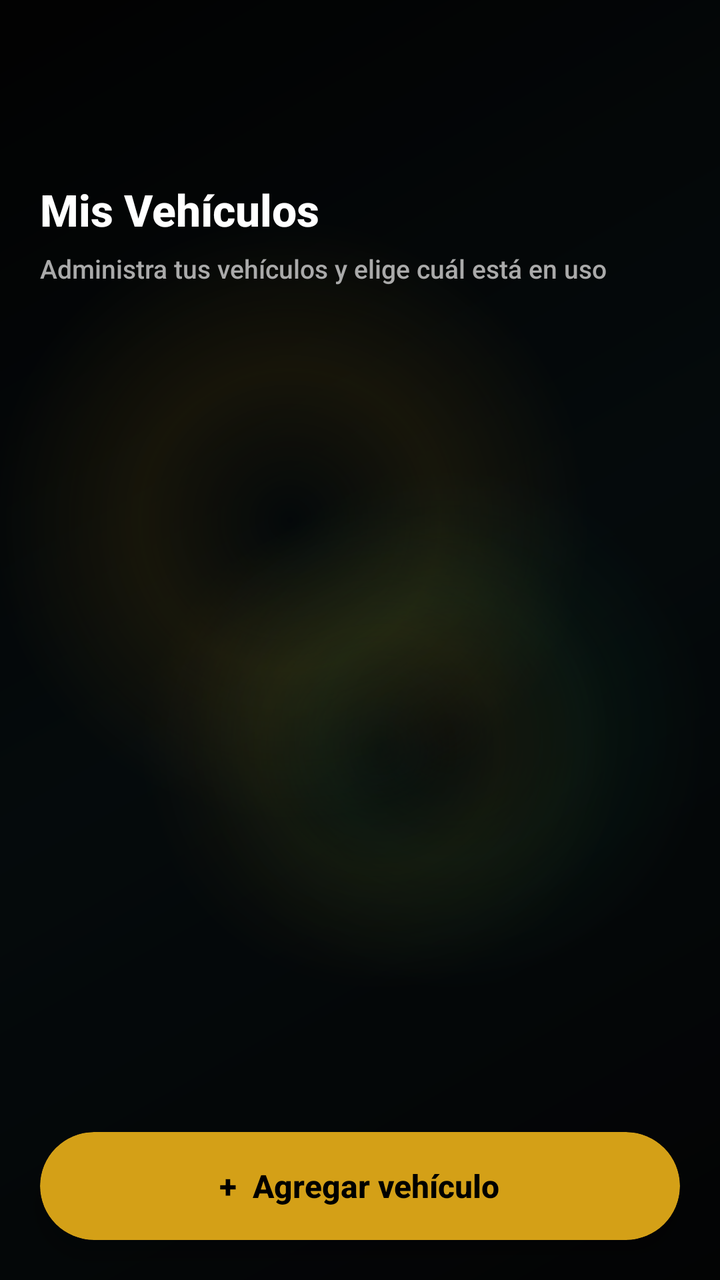
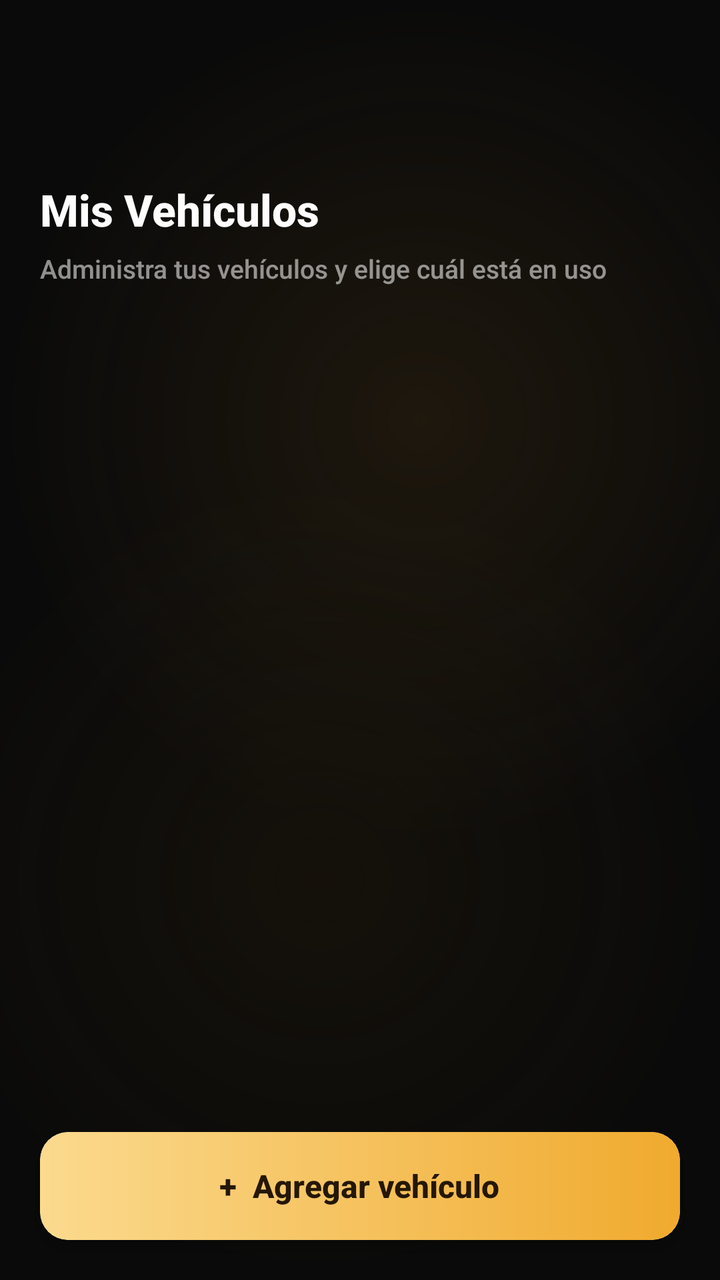

The first picture is an Android layout as it rendered before a commit; the second is the same layout after the commit. The layout source and the unified diff follow.
<!-- AndroidManifest.xml: application theme Theme.AppKaaxPark -->
<!-- res/layout/activity_mis_vehiculos.xml -->
<?xml version="1.0" encoding="utf-8"?>
<androidx.constraintlayout.widget.ConstraintLayout
    xmlns:android="http://schemas.android.com/apk/res/android"
    xmlns:app="http://schemas.android.com/apk/res-auto"
    android:layout_width="match_parent"
    android:layout_height="match_parent"
    android:background="@drawable/bg_screen_glass">

    <TextView
        android:id="@+id/txtTituloVehiculos"
        android:layout_width="wrap_content"
        android:layout_height="wrap_content"
        android:layout_marginStart="20dp"
        android:layout_marginTop="90dp"
        android:text="Mis Vehículos"
        android:textColor="#FFFFFF"
        android:textSize="22sp"
        android:textStyle="bold"
        app:layout_constraintStart_toStartOf="parent"
        app:layout_constraintTop_toTopOf="parent" />

    <TextView
        android:id="@+id/txtSubtituloVehiculos"
        android:layout_width="0dp"
        android:layout_height="wrap_content"
        android:layout_marginStart="20dp"
        android:layout_marginEnd="20dp"
        android:layout_marginTop="6dp"
        android:text="Administra tus vehículos y elige cuál está en uso"
        android:textColor="#AAAAAA"
        android:textSize="13sp"
        app:layout_constraintStart_toStartOf="parent"
        app:layout_constraintEnd_toEndOf="parent"
        app:layout_constraintTop_toBottomOf="@id/txtTituloVehiculos" />

    <ScrollView
        android:layout_width="0dp"
        android:layout_height="0dp"
        android:layout_marginTop="16dp"
        android:clipToPadding="false"
        android:paddingBottom="16dp"
        app:layout_constraintTop_toBottomOf="@id/txtSubtituloVehiculos"
        app:layout_constraintBottom_toTopOf="@id/btnAgregarVehiculo"
        app:layout_constraintStart_toStartOf="parent"
        app:layout_constraintEnd_toEndOf="parent">

        <LinearLayout
            android:id="@+id/contenedorVehiculos"
            android:layout_width="match_parent"
            android:layout_height="wrap_content"
            android:orientation="vertical"
            android:paddingStart="20dp"
            android:paddingEnd="20dp" />
    </ScrollView>

    <androidx.cardview.widget.CardView
        android:id="@+id/btnAgregarVehiculo"
        android:layout_width="0dp"
        android:layout_height="54dp"
        android:layout_marginStart="20dp"
        android:layout_marginEnd="20dp"
        android:layout_marginBottom="20dp"
        android:clickable="true"
        android:focusable="true"
        app:cardCornerRadius="27dp"
        app:cardBackgroundColor="@color/gold_primary"
        app:cardElevation="8dp"
        app:layout_constraintStart_toStartOf="parent"
        app:layout_constraintEnd_toEndOf="parent"
        app:layout_constraintBottom_toBottomOf="parent">

        <TextView
            android:layout_width="wrap_content"
            android:layout_height="wrap_content"
            android:layout_gravity="center"
            android:text="+  Agregar vehículo"
            android:textColor="#000000"
            android:textStyle="bold"
            android:textSize="16sp" />
    </androidx.cardview.widget.CardView>

</androidx.constraintlayout.widget.ConstraintLayout>
<!-- resources referenced by this layout -->
<resources>
  <color name="gold_primary">#D4A017</color>
  <!-- drawable bg_screen_glass (drawable) -->
  <?xml version="1.0" encoding="utf-8"?>
  <layer-list xmlns:android="http://schemas.android.com/apk/res/android">
  
      <item>
          <shape android:shape="rectangle">
              <gradient
                  android:angle="135"
                  android:startColor="#050607"
                  android:centerColor="#081114"
                  android:endColor="#030303" />
          </shape>
      </item>
  
      <item
          android:left="-70dp"
          android:top="-120dp">
          <shape android:shape="oval">
              <size
                  android:width="260dp"
                  android:height="260dp" />
              <gradient
                  android:type="radial"
                  android:gradientRadius="150dp"
                  android:centerColor="#26D4A017"
                  android:endColor="#00D4A017" />
          </shape>
      </item>
  
      <item
          android:right="-90dp"
          android:top="90dp">
          <shape android:shape="oval">
              <size
                  android:width="240dp"
                  android:height="240dp" />
              <gradient
                  android:type="radial"
                  android:gradientRadius="130dp"
                  android:centerColor="#182ECC71"
                  android:endColor="#002ECC71" />
          </shape>
      </item>
  
      <item
          android:left="20dp"
          android:bottom="-110dp">
          <shape android:shape="oval">
              <size
                  android:width="220dp"
                  android:height="220dp" />
              <gradient
                  android:type="radial"
                  android:gradientRadius="120dp"
                  android:centerColor="#1AD4A017"
                  android:endColor="#00D4A017" />
          </shape>
      </item>
  
      <item>
          <shape android:shape="rectangle">
              <solid android:color="@color/glass_scrim" />
          </shape>
      </item>
  
  </layer-list>
  <style name="Theme.AppKaaxPark" parent="Base.Theme.AppKaaxPark" />
  <color name="glass_scrim">#66000000</color>
  <color name="black">#FF000000</color>
  <color name="gold_secondary">#E5A93C</color>
  <color name="gold_light">#F0C24B</color>
  <color name="glass_surface">#33191D21</color>
  <color name="white">#FFFFFFFF</color>
  <color name="glass_surface_soft">#22191D21</color>
  <color name="glass_border">#40FFFFFF</color>
  <style name="Widget.AppKaaxPark.TextView" parent="@android:style/Widget.TextView">
          <item name="android:fontFamily">sans-serif-medium</item>
      </style>
  <style name="Widget.AppKaaxPark.EditText" parent="@android:style/Widget.EditText">
          <item name="android:fontFamily">sans-serif-medium</item>
      </style>
  <style name="Widget.AppKaaxPark.Button" parent="@android:style/Widget.Button">
          <item name="android:fontFamily">sans-serif-medium</item>
          <item name="android:letterSpacing">0.02</item>
      </style>
  <!-- unchanged entries left out for length: 1 -->
</resources>

<!-- the commit's change to res/layout/activity_mis_vehiculos.xml (unified diff, before → after) -->
@@ -13,7 +13,7 @@
         android:layout_marginStart="20dp"
         android:layout_marginTop="90dp"
         android:text="Mis Vehículos"
-        android:textColor="#FFFFFF"
+        android:textColor="#FDFDFD"
         android:textSize="22sp"
         android:textStyle="bold"
         app:layout_constraintStart_toStartOf="parent"
@@ -27,7 +27,7 @@
         android:layout_marginEnd="20dp"
         android:layout_marginTop="6dp"
         android:text="Administra tus vehículos y elige cuál está en uso"
-        android:textColor="#AAAAAA"
+        android:textColor="#8CFFFFFF"
         android:textSize="13sp"
         app:layout_constraintStart_toStartOf="parent"
         app:layout_constraintEnd_toEndOf="parent"
@@ -62,21 +62,26 @@
         android:layout_marginBottom="20dp"
         android:clickable="true"
         android:focusable="true"
-        app:cardCornerRadius="27dp"
-        app:cardBackgroundColor="@color/gold_primary"
-        app:cardElevation="8dp"
+        app:cardCornerRadius="14dp"
+        app:cardElevation="4dp"
         app:layout_constraintStart_toStartOf="parent"
         app:layout_constraintEnd_toEndOf="parent"
         app:layout_constraintBottom_toBottomOf="parent">
 
-        <TextView
-            android:layout_width="wrap_content"
-            android:layout_height="wrap_content"
-            android:layout_gravity="center"
-            android:text="+  Agregar vehículo"
-            android:textColor="#000000"
-            android:textStyle="bold"
-            android:textSize="16sp" />
+        <LinearLayout
+            android:layout_width="match_parent"
+            android:layout_height="match_parent"
+            android:background="@drawable/bg_button_gold"
+            android:gravity="center">
+
+            <TextView
+                android:layout_width="wrap_content"
+                android:layout_height="wrap_content"
+                android:text="+  Agregar vehículo"
+                android:textColor="#241705"
+                android:textStyle="bold"
+                android:textSize="16sp" />
+        </LinearLayout>
     </androidx.cardview.widget.CardView>
 
 </androidx.constraintlayout.widget.ConstraintLayout>
<!-- resource entries referenced after the edit -->
@@ -1,74 +1,55 @@
 <!-- resources referenced by this layout -->
 <resources>
+  <!-- drawable bg_button_gold (drawable) -->
+  <?xml version="1.0" encoding="utf-8"?>
+  <shape xmlns:android="http://schemas.android.com/apk/res/android"
+      android:shape="rectangle">
+      <gradient
+          android:angle="0"
+          android:startColor="#FBDA8E"
+          android:endColor="#F0AA2E" />
+      <corners android:radius="14dp" />
+  </shape>
   <color name="gold_primary">#D4A017</color>
   <!-- drawable bg_screen_glass (drawable) -->
   <?xml version="1.0" encoding="utf-8"?>
   <layer-list xmlns:android="http://schemas.android.com/apk/res/android">
   
+      
       <item>
           <shape android:shape="rectangle">
-              <gradient
-                  android:angle="135"
-                  android:startColor="#050607"
-                  android:centerColor="#081114"
-                  android:endColor="#030303" />
+              <solid android:color="#0A0A0A" />
           </shape>
       </item>
   
-      <item
-          android:left="-70dp"
-          android:top="-120dp">
+      
+      <item android:gravity="top|start">
           <shape android:shape="oval">
-              <size
-                  android:width="260dp"
-                  android:height="260dp" />
+              <size android:width="420dp" android:height="420dp" />
               <gradient
                   android:type="radial"
-                  android:gradientRadius="150dp"
-                  android:centerColor="#26D4A017"
-                  android:endColor="#00D4A017" />
+                  android:gradientRadius="210dp"
+                  android:centerColor="#333A2A10"
+                  android:startColor="#663A2A10"
+                  android:endColor="#000A0A0A" />
           </shape>
       </item>
   
-      <item
-          android:right="-90dp"
-          android:top="90dp">
+      
+      <item android:gravity="bottom|end">
           <shape android:shape="oval">
-              <size
-                  android:width="240dp"
-                  android:height="240dp" />
+              <size android:width="400dp" android:height="400dp" />
               <gradient
                   android:type="radial"
-                  android:gradientRadius="130dp"
-                  android:centerColor="#182ECC71"
-                  android:endColor="#002ECC71" />
-          </shape>
-      </item>
-  
-      <item
-          android:left="20dp"
-          android:bottom="-110dp">
-          <shape android:shape="oval">
-              <size
-                  android:width="220dp"
-                  android:height="220dp" />
-              <gradient
-                  android:type="radial"
-                  android:gradientRadius="120dp"
-                  android:centerColor="#1AD4A017"
-                  android:endColor="#00D4A017" />
-          </shape>
-      </item>
-  
-      <item>
-          <shape android:shape="rectangle">
-              <solid android:color="@color/glass_scrim" />
+                  android:gradientRadius="200dp"
+                  android:centerColor="#2A2A1F0A"
+                  android:startColor="#552A1F0A"
+                  android:endColor="#000A0A0A" />
           </shape>
       </item>
   
   </layer-list>
   <style name="Theme.AppKaaxPark" parent="Base.Theme.AppKaaxPark" />
-  <color name="glass_scrim">#66000000</color>
   <color name="black">#FF000000</color>
   <color name="gold_secondary">#E5A93C</color>
   <color name="gold_light">#F0C24B</color>
